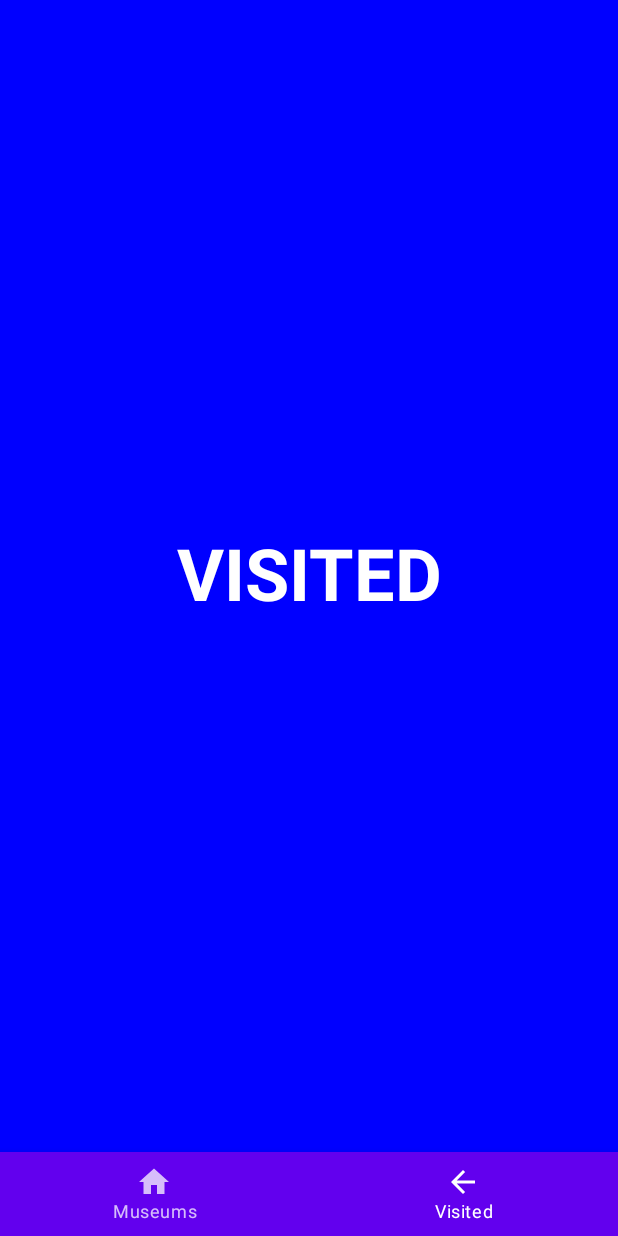
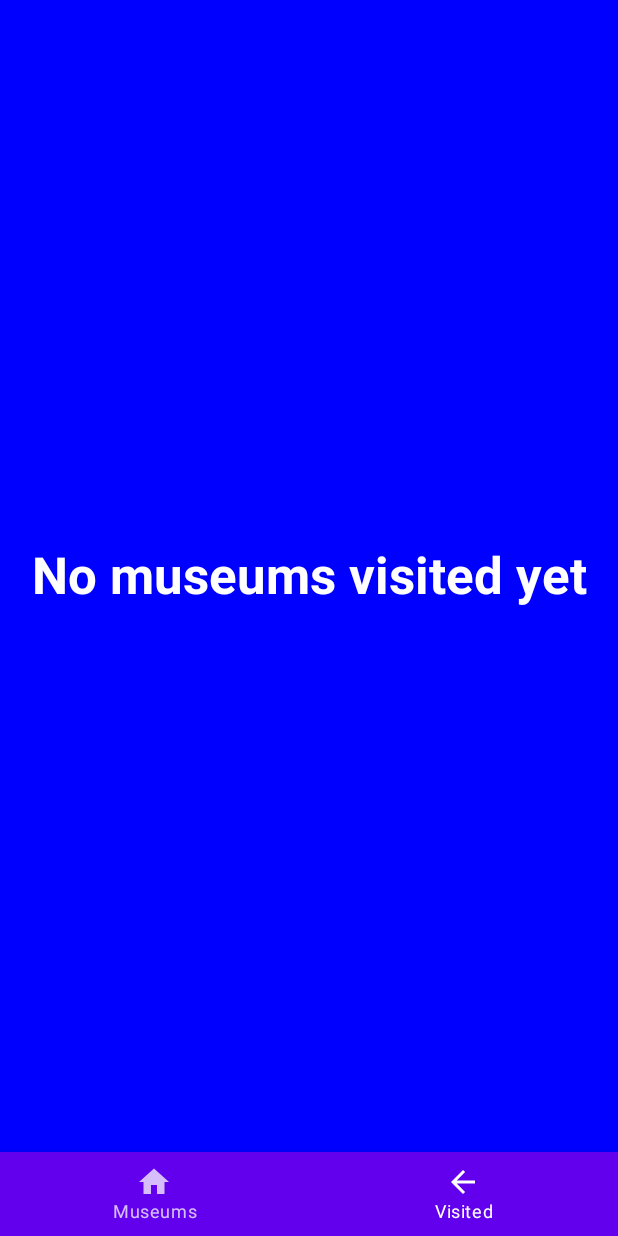
Before and after one commit to OSLL/adfmp1h23-museums, an Android app built with Jetpack Compose: the VisitedScreen screen opened through its navigation route, on a phone screen of 412 x 824 dp. Run offline under Robolectric (Android 15) with nearby library versions, the phone set to English and light mode, and no system bars.

Commit message:
feat: configure museum screen, add stub for visited screen

```diff
--- a/app/src/main/java/com/itmo/museum/MainActivity.kt
+++ b/app/src/main/java/com/itmo/museum/MainActivity.kt
@@ -30,11 +30,11 @@ class MainActivity : ComponentActivity() {
             }
         }
 
-    private fun askPermissions() = when {
+    private fun askPermissions() = when (PackageManager.PERMISSION_GRANTED) {
         ContextCompat.checkSelfPermission(
             this,
             ACCESS_FINE_LOCATION
-        ) == PackageManager.PERMISSION_GRANTED -> {
+        ) -> {
             viewModel.getDeviceLocation(fusedLocationProviderClient)
         }
         else -> {
--- a/app/src/main/java/com/itmo/museum/navigation/NavGraph.kt
+++ b/app/src/main/java/com/itmo/museum/navigation/NavGraph.kt
@@ -20,6 +20,7 @@ import com.itmo.museum.util.routePage
 fun NavGraph(
     innerPadding: PaddingValues,
     navController: NavHostController,
+    viewModel: AppViewModel = viewModel()
 ) {
     NavHost(
         modifier = Modifier.padding(innerPadding),
@@ -32,7 +33,7 @@ fun NavGraph(
             )
         }
         composable(route = BottomBarScreen.Visited.route) {
-            VisitedScreen()
+            VisitedScreen(viewModel)
         }
         MuseumDataProvider.defaultProvider.museums.forEach { museum ->
             composable(route = museum.name) {
--- a/app/src/main/java/com/itmo/museum/screens/Museums.kt
+++ b/app/src/main/java/com/itmo/museum/screens/Museums.kt
@@ -1,15 +1,20 @@
 package com.itmo.museum.screens
 
+import androidx.compose.foundation.ScrollState
 import androidx.compose.foundation.background
+import androidx.compose.foundation.clickable
 import androidx.compose.foundation.layout.Box
+import androidx.compose.foundation.layout.Column
 import androidx.compose.foundation.layout.fillMaxSize
-import androidx.compose.material.MaterialTheme
-import androidx.compose.material.Text
+import androidx.compose.foundation.layout.padding
+import androidx.compose.foundation.verticalScroll
 import androidx.compose.runtime.Composable
 import androidx.compose.ui.Alignment
 import androidx.compose.ui.Modifier
 import androidx.compose.ui.graphics.Color
-import androidx.compose.ui.text.font.FontWeight
+import androidx.compose.ui.unit.dp
+import com.itmo.museum.data.MuseumDataProvider
+import com.itmo.museum.elements.MuseumIndexCard
 
 @Composable
 fun MuseumsScreen(
@@ -18,14 +23,18 @@ fun MuseumsScreen(
     Box(
         modifier = Modifier
             .fillMaxSize()
+            .padding(10.dp)
+            .verticalScroll(state = ScrollState(0))
             .background(Color.Magenta),
         contentAlignment = Alignment.Center
     ) {
-        Text(
-            text = "MUSEUMS",
-            fontSize = MaterialTheme.typography.h3.fontSize,
-            fontWeight = FontWeight.Bold,
-            color = Color.White
-        )
+        Column(modifier = Modifier) {
+            MuseumDataProvider.defaultProvider.museums.forEach { museum ->
+                MuseumIndexCard(
+                    modifier = Modifier.clickable { onMuseumClicked(museum.name) },
+                    museum = museum
+                )
+            }
+        }
     }
 }
--- a/app/src/main/java/com/itmo/museum/screens/Visited.kt
+++ b/app/src/main/java/com/itmo/museum/screens/Visited.kt
@@ -6,24 +6,39 @@ import androidx.compose.foundation.layout.fillMaxSize
 import androidx.compose.material.MaterialTheme
 import androidx.compose.material.Text
 import androidx.compose.runtime.Composable
+import androidx.compose.runtime.collectAsState
+import androidx.compose.runtime.getValue
 import androidx.compose.ui.Alignment
 import androidx.compose.ui.Modifier
 import androidx.compose.ui.graphics.Color
 import androidx.compose.ui.text.font.FontWeight
+import com.itmo.museum.elements.MuseumIndexCard
+import com.itmo.museum.models.AppViewModel
 
 @Composable
-fun VisitedScreen() {
+fun VisitedScreen(viewModel: AppViewModel) {
+    val uiState by viewModel.uiState.collectAsState()
+
     Box(
         modifier = Modifier
             .fillMaxSize()
             .background(Color.Blue),
         contentAlignment = Alignment.Center
     ) {
-        Text(
-            text = "VISITED",
-            fontSize = MaterialTheme.typography.h3.fontSize,
-            fontWeight = FontWeight.Bold,
-            color = Color.White
-        )
+        val visitedMuseums = uiState.visitedMuseums
+        if (visitedMuseums.isEmpty()) {
+            Text(
+                text = "No museums visited yet",
+                fontSize = MaterialTheme.typography.h4.fontSize,
+                fontWeight = FontWeight.Bold,
+                color = Color.White
+            )
+        } else {
+            visitedMuseums.forEach { museum ->
+                MuseumIndexCard(
+                    museum = TODO("get museum by name")
+                )
+            }
+        }
     }
 }
```
Also changed, not shown: app/src/main/java/com/itmo/museum/elements/Elements.kt (+6 -11 lines).
